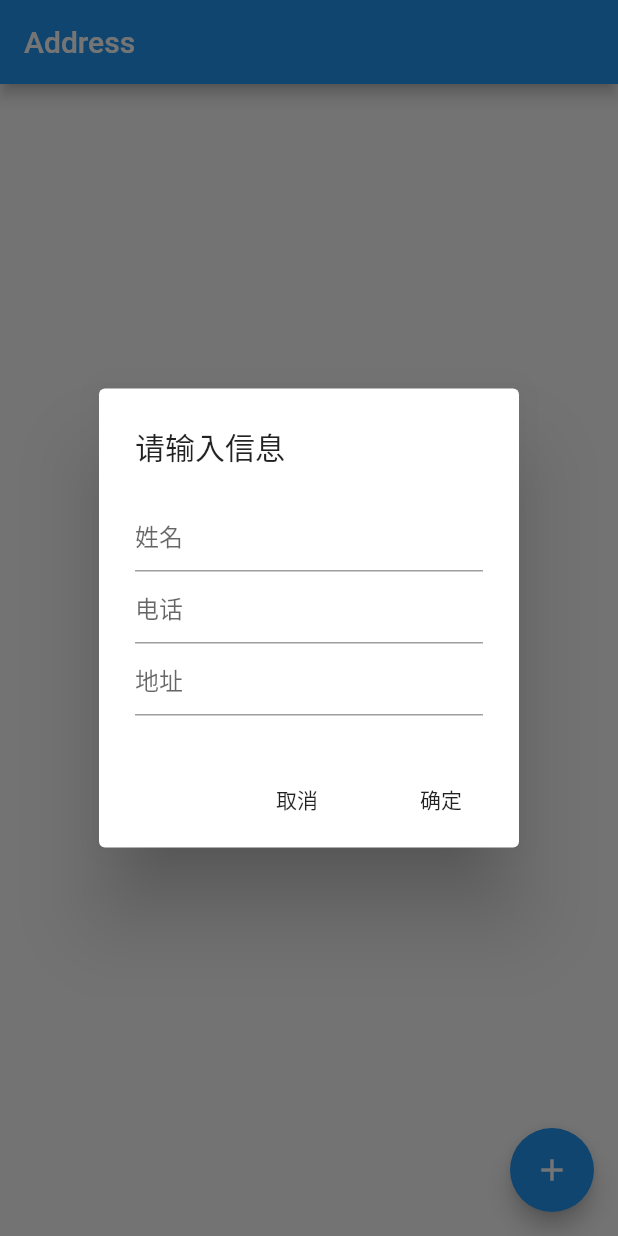
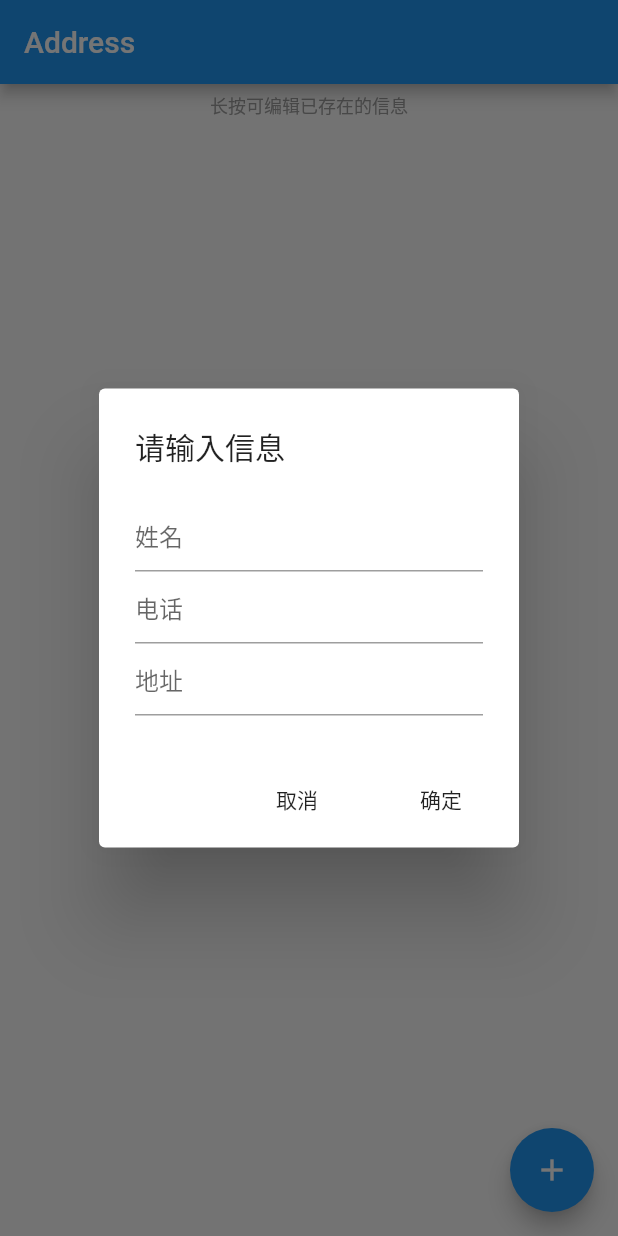
Before and after one commit to wardenlzr/address, a Flutter app: the screen it shows after launch, after a tap on the "add" icon, on a phone screen of 412 x 824 dp. Run offline on Flutter 3.47's test engine with Material 2 defaults, Android fonts, the phone set to English and light mode, and no system bars; our stand-ins replace fluttertoast, shared_preferences.

Commit message:
更换图标，长按编辑的功能

```diff
--- a/lib/main.dart
+++ b/lib/main.dart
@@ -1,6 +1,5 @@
 import 'dart:convert';
 
-import 'package:flutter/cupertino.dart';
 import 'package:flutter/material.dart';
 import 'package:flutter/widgets.dart';
 import 'package:shared_preferences/shared_preferences.dart';
@@ -40,7 +39,7 @@ class _MyHomePageState extends State<MyHomePage> {
   var controller3 = TextEditingController();
   var _list = <User>[];
 
-  _addAddress() {
+  _addEditAddressDialog() {
     showDialog(
         context: context,
         builder: (c) {
@@ -113,18 +112,36 @@ class _MyHomePageState extends State<MyHomePage> {
       body: Center(
         child: Column(
           children: <Widget>[
+            Visibility(
+                visible: _list != null,
+                child: Padding(
+                  //上下左右各添加16像素补白
+                  padding: EdgeInsets.all(5),
+                  child: Text(
+                    "长按可编辑已存在的信息",
+                    style: TextStyle(
+                      color: Colors.grey,
+                      fontSize: 12.0,
+                    ),
+                  ),
+                )),
             Expanded(
                 child: _list == null
                     ? Text("暂无数据")
                     : ListView.builder(
-                        itemBuilder: (context, index) => Item(_list[index]),
+                        itemBuilder: (context, index) => Item(_list[index], () {
+                          controller1.text = _list[index].name;
+                          controller2.text = _list[index].phone;
+                          controller3.text = _list[index].address;
+                          _addEditAddressDialog();
+                        }),
                         itemCount: _list.length,
                       ))
           ],
         ),
       ),
       floatingActionButton: FloatingActionButton(
-        onPressed: _addAddress,
+        onPressed: _addEditAddressDialog,
         tooltip: 'Increment',
         child: Icon(Icons.add),
       ), // This trailing comma makes auto-formatting nicer for build methods.
```
Also changed, not shown: lib/item.dart (+9 -2 lines), 7 other files.
